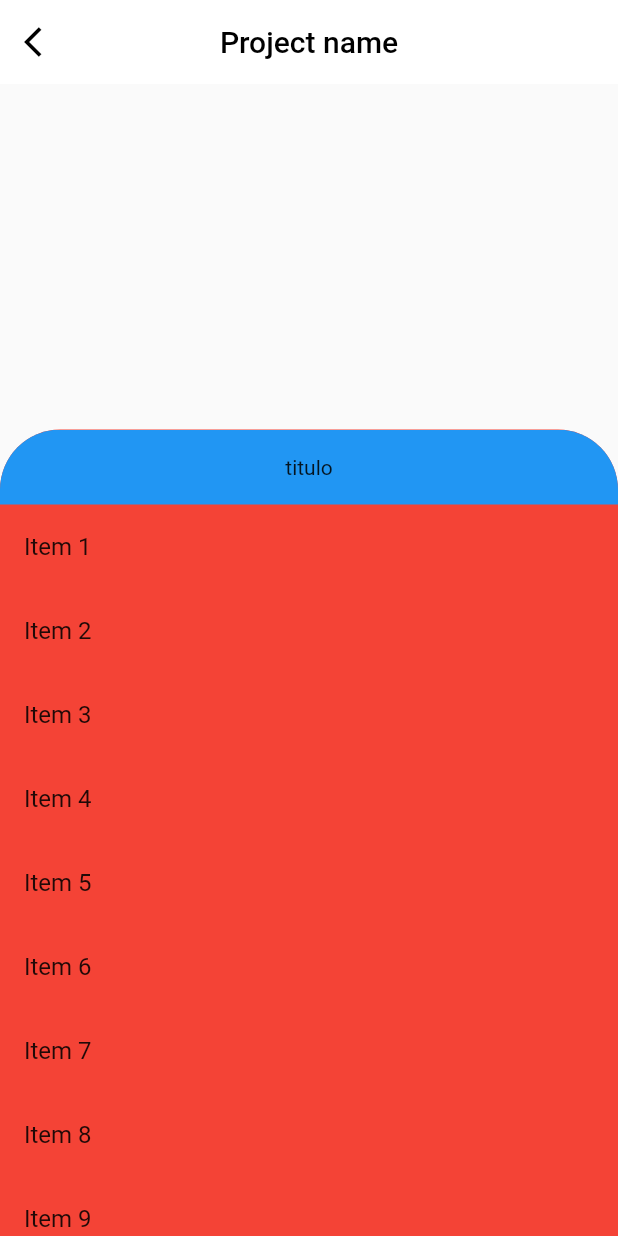
After one commit to isaacRevan24/simple_flutter, a Flutter app: the IndividualProject screen opened directly, on a phone screen of 412 x 824 dp. The commit adds this screen. Run offline on Flutter 3.47's test engine with Material 2 defaults, Android fonts, the phone set to English and light mode, and no system bars; our stand-ins replace page_transition, percent_indicator, persistent_bottom_nav_bar; statements that could not run were skipped.

Commit message:
Separada el layout de la parte del scroll en un file diferente

```diff
--- /dev/null
+++ b/lib/presentation/pages/individual_project/local_widgets/project_levels_layout.dart
@@ -0,0 +1,61 @@
+import 'package:flutter/material.dart';
+
+class ProjectLevelsLayout extends StatelessWidget {
+  const ProjectLevelsLayout({
+    Key key,
+  }) : super(key: key);
+
+  final int listSize = 25;
+
+  @override
+  Widget build(BuildContext context) {
+    return SizedBox.expand(
+      child: DraggableScrollableSheet(
+        initialChildSize: 0.7,
+        minChildSize: 0.7,
+        builder: (BuildContext context, ScrollController scrollController) {
+          return Container(
+            decoration: BoxDecoration(
+              color: Colors.red,
+              borderRadius: BorderRadius.only(
+                topRight: Radius.circular(40),
+                topLeft: Radius.circular(40),
+              ),
+            ),
+            child: ListView.builder(
+              controller: scrollController,
+              itemCount: listSize,
+              itemBuilder: (BuildContext context, int index) {
+                if (index == 0) {
+                  return Container(
+                    decoration: BoxDecoration(
+                      color: Colors.blue,
+                      borderRadius: BorderRadius.only(
+                        topRight: Radius.circular(40),
+                        topLeft: Radius.circular(40),
+                      ),
+                    ),
+                    height: 50,
+                    child: Center(child: Text('titulo')),
+                  );
+                } else if (index == listSize - 1) {
+                  return Container(
+                    height: 50,
+                    color: Colors.blue,
+                    child: Center(child: Text('final')),
+                  );
+                } else {
+                  return ListTile(title: Text('Item $index'));
+                }
+              },
+            ),
+          );
+        },
+      ),
+    );
+  }
+}
+
+// TODO: La animación de los items de la lista se ven en el background, hacer que se termine su animación en la curva
+// TODO: Refactor esta pagina
+// TODO: Arreglar el color azul que se ve mal en contraste del fondo
```
Also changed, not shown: lib/presentation/pages/individual_project/local_widgets/project_info.dart (+2 -45 lines).
